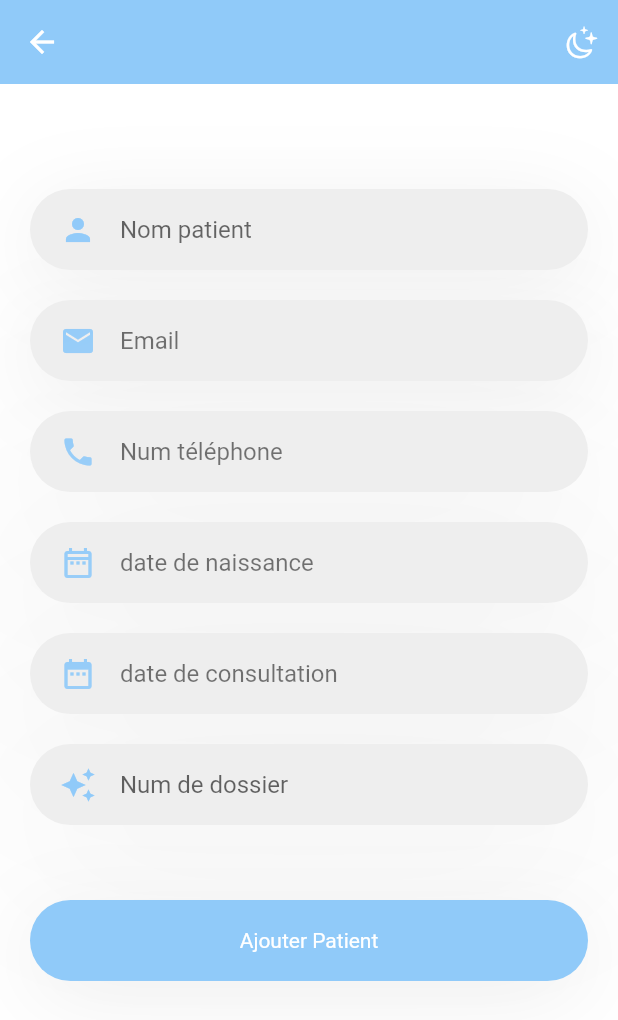
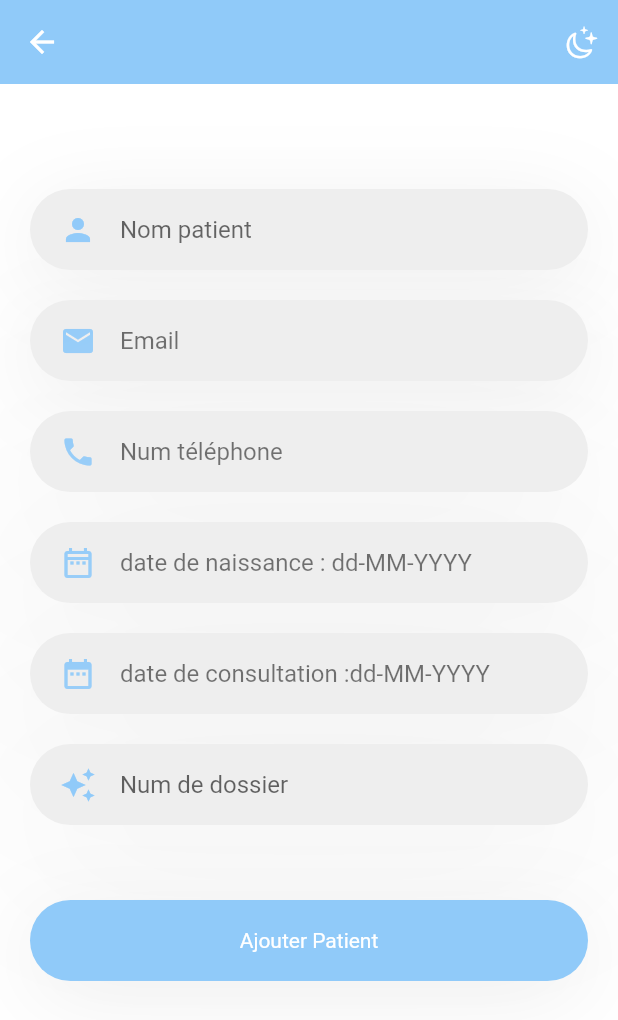
Before and after one commit to oublalmed/CHUTAA_App, a Flutter app: the AddPatientWidget screen opened directly, on a phone screen of 412 x 824 dp. Shown: the top 1020 px of the screen. Run offline on Flutter 3.47's test engine with Material 2 defaults, Android fonts, the phone set to English and light mode, and no system bars; our stand-ins replace camera, charts_flutter, cloud_firestore, firebase_auth, firebase_core, firebase_storage and 2 more; accounts and stored records are empty.

Commit message:
Modifs added

```diff
--- a/lib/Screens/Widgets/AddPatientWidget.dart
+++ b/lib/Screens/Widgets/AddPatientWidget.dart
@@ -185,7 +185,7 @@ class InitState extends State<AddPatientWidget> {
                         Icons.date_range_outlined,
                         color: Color(0xFF90CAF9),
                       ),
-                      hintText: "date de naissance",
+                      hintText: "date de naissance : dd-MM-YYYY",
                       enabledBorder: InputBorder.none,
                       focusedBorder: InputBorder.none,
                     ),
@@ -217,7 +217,7 @@ class InitState extends State<AddPatientWidget> {
                         Icons.date_range,
                         color: Color(0xFF90CAF9),
                       ),
-                      hintText: "date de consultation",
+                      hintText: "date de consultation :dd-MM-YYYY",
                       enabledBorder: InputBorder.none,
                       focusedBorder: InputBorder.none,
                     ),
--- a/lib/Screens/Widgets/PatientWidget.dart
+++ b/lib/Screens/Widgets/PatientWidget.dart
@@ -167,7 +167,7 @@ class PatientWidget extends StatelessWidget {
         alignment: Alignment.bottomCenter,
         child: Container(
             alignment: Alignment.center,
-            margin: EdgeInsets.only(left: 20, right: 20, top: 50, bottom: 70),
+            margin: EdgeInsets.only(left: 20, right: 20, top: 50, bottom: 130),
             padding: EdgeInsets.only(left: 20, right: 20),
             height: 54,
             decoration: BoxDecoration(
```
